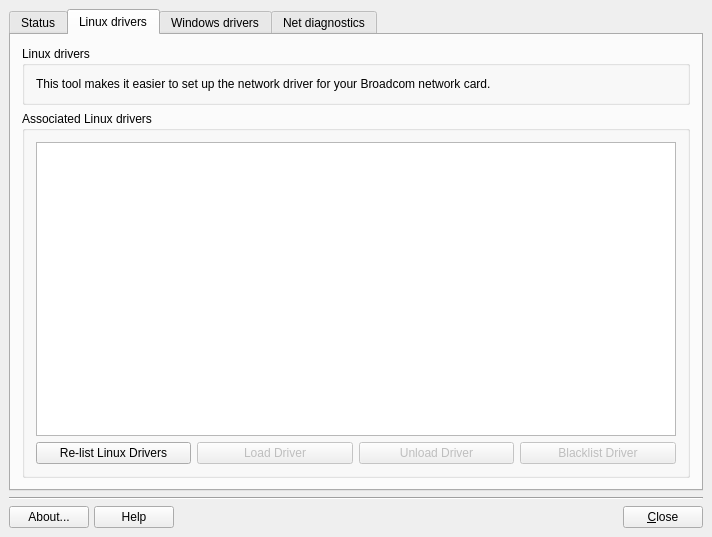
Before: the Qt Designer form meconfig.ui in MX-Linux/mx-network-assistant, drawn with Qt 5.
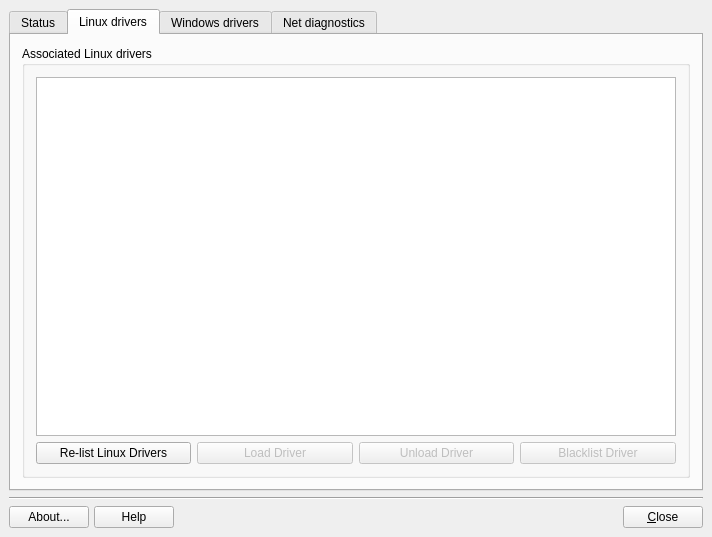
After: the same form once the commit is applied. The open tabs and pages were chosen to show the change. Icons and pictures are not drawn.

What changed in the file:
```diff
--- a/meconfig.ui
+++ b/meconfig.ui
@@ -291,25 +291,6 @@
        <string>Linux drivers</string>
       </attribute>
       <layout class="QVBoxLayout" name="verticalLayout_2">
-       <item>
-        <widget class="QGroupBox" name="groupBoxLinux">
-         <property name="title">
-          <string>Linux drivers</string>
-         </property>
-         <layout class="QVBoxLayout" name="verticalLayout_4">
-          <item>
-           <widget class="QLabel" name="labelLinux">
-            <property name="text">
-             <string>&lt;html&gt;&lt;head/&gt;&lt;body&gt;&lt;p&gt;This tool makes it easier to set up the network driver for your Broadcom network card.&lt;/p&gt;&lt;/body&gt;&lt;/html&gt;</string>
-            </property>
-            <property name="wordWrap">
-             <bool>true</bool>
-            </property>
-           </widget>
-          </item>
-         </layout>
-        </widget>
-       </item>
        <item>
         <widget class="QGroupBox" name="driversGroupBox">
          <property name="minimumSize">
```
Left out of the diff: 139 changed lines with no effect on the pictures.
